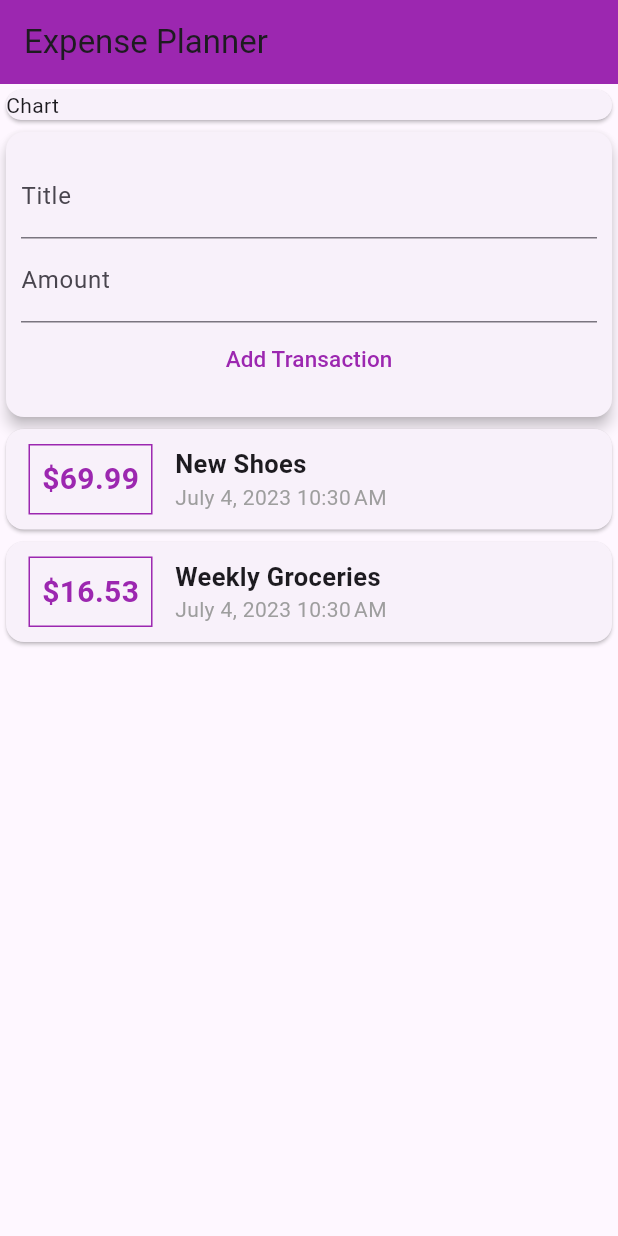
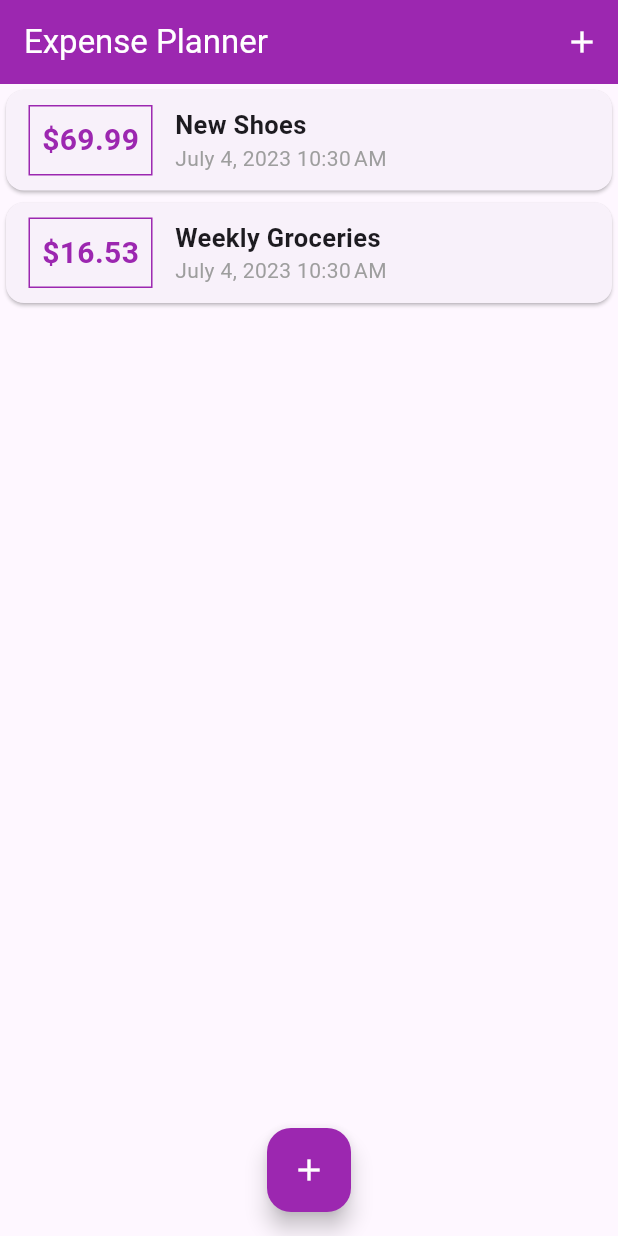
Before and after one commit to Mishalzahra28/Flutter, a Flutter app: the screen it shows after launch, on a phone screen of 412 x 824 dp. Run offline on Flutter 3.47's test engine with Material 2 defaults, Android fonts, the phone set to English and light mode, and no system bars.

Commit message:
floating action button

```diff
--- a/expense_planner/lib/main.dart
+++ b/expense_planner/lib/main.dart
@@ -1,7 +1,8 @@
 import 'package:flutter/material.dart';
 
-import "./widgets/transaction_list.dart";
-import "./widgets/new_transactions.dart";
+import './widgets/transaction_list.dart';
+import './widgets/new_transactions.dart';
+import "./models/transaction.dart";
 
 void main() {
   runApp(const MyApp());
@@ -23,25 +24,71 @@ class MyApp extends StatelessWidget {
   }
 }
 
-class MyHomePage extends StatelessWidget {
+class MyHomePage extends StatefulWidget {
+  @override
+  State<MyHomePage> createState() => _MyHomePageState();
+}
+
+class _MyHomePageState extends State<MyHomePage> {
+  final List<Transaction> _transactions = [
+    Transaction(
+        id: "t1", title: "New Shoes", amount: 69.99, date: DateTime.now()),
+    Transaction(
+        id: "t2",
+        title: "Weekly Groceries",
+        amount: 16.53,
+        date: DateTime.now()),
+  ];
+
+  void _addNewTransaction(String inputTitle, double inputAmount) {
+    final newTx = Transaction(
+        id: DateTime.now().toString(),
+        title: inputTitle,
+        amount: inputAmount,
+        date: DateTime.now());
+    setState(() {
+      _transactions.add(newTx);
+    });
+  }
+
+  void newTransactionPopup(BuildContext context) {
+    showModalBottomSheet(
+        context: context,
+        builder: (_) {
+          return NewTransaction(addTransaction: _addNewTransaction);
+        });
+  }
+
   @override
   Widget build(BuildContext context) {
     return Scaffold(
       appBar: AppBar(
-        title: Text("Expense Planner"),
+        title: const Text(
+          "Expense Planner",
+          style: TextStyle(color: Colors.white),
+        ),
+        actions: [
+          IconButton(
+              onPressed: () {},
+              icon: const Icon(
+                Icons.add,
+                color: Colors.white,
+              ))
+        ],
         backgroundColor: Colors.purple,
       ),
-      body: Column(
-        children: [
-          Card(
-              child: Container(
-            width: double.infinity,
-            child: Text("Chart"),
+      body: SingleChildScrollView(
+          child: TransactionList(
+        transactions: _transactions,
+      )),
+      floatingActionButtonLocation: FloatingActionButtonLocation.centerFloat,
+      floatingActionButton: FloatingActionButton(
+          backgroundColor: Colors.purple,
+          onPressed: () {},
+          child: const Icon(
+            Icons.add,
+            color: Colors.white,
           )),
-          NewTransaction(),
-          TrasnactionList()
-        ],
-      ),
     );
   }
 }
--- a/expense_planner/lib/models/transaction.dart
+++ b/expense_planner/lib/models/transaction.dart
@@ -1,5 +1,3 @@
-// import 'package:flutter/material.dart';
-
 class Transaction {
   final String id;
   final String title;
--- a/expense_planner/lib/widgets/new_transactions.dart
+++ b/expense_planner/lib/widgets/new_transactions.dart
@@ -1,15 +1,21 @@
 import 'package:flutter/material.dart';
 
-class NewTransaction extends StatefulWidget {
-  const NewTransaction({super.key});
+class NewTransaction extends StatelessWidget {
+  final Function addTransaction;
+  NewTransaction({super.key, required this.addTransaction});
 
-  @override
-  State<NewTransaction> createState() => _NewTransactionState();
-}
-
-class _NewTransactionState extends State<NewTransaction> {
   final titleController = TextEditingController();
   final amountController = TextEditingController();
+
+  void submitHandler() {
+    final enteredTitle = titleController.text;
+    final enteredAmount = double.parse(amountController.text);
+    if (enteredTitle.isEmpty || enteredAmount <= 0) {
+      return;
+    }
+    addTransaction(enteredTitle, enteredAmount);
+  }
+
   @override
   Widget build(BuildContext context) {
     return Card(
@@ -20,14 +26,17 @@ class _NewTransactionState extends State<NewTransaction> {
           children: [
             TextField(
               controller: titleController,
+              onSubmitted: (_) => submitHandler(),
               decoration: InputDecoration(labelText: "Title"),
             ),
             TextField(
               controller: amountController,
               decoration: InputDecoration(labelText: "Amount"),
+              keyboardType: TextInputType.number,
+              onSubmitted: (_) => submitHandler(),
             ),
             TextButton(
-                onPressed: () {},
+                onPressed: submitHandler,
                 child: const Text(
                   "Add Transaction",
                   style: TextStyle(color: Colors.purple, fontSize: 15),
--- a/expense_planner/lib/widgets/transaction_list.dart
+++ b/expense_planner/lib/widgets/transaction_list.dart
@@ -3,28 +3,17 @@ import 'package:intl/intl.dart';
 
 import "../models/transaction.dart";
 
-class TrasnactionList extends StatefulWidget {
-  const TrasnactionList({super.key});
+class TransactionList extends StatelessWidget {
+  final List<Transaction> transactions;
+  const TransactionList({super.key, required this.transactions});
 
   @override
-  State<TrasnactionList> createState() => _TrasnactionListState();
-}
-
-class _TrasnactionListState extends State<TrasnactionList> {
-  final List<Transaction> _userTransactions = [
-    Transaction(
-        id: "t1", title: "New Shoes", amount: 69.99, date: DateTime.now()),
-    Transaction(
-        id: "t2",
-        title: "Weekly Groceries",
-        amount: 16.53,
-        date: DateTime.now()),
-  ];
-
   @override
   Widget build(BuildContext context) {
-    return Column(
-      children: _userTransactions.map((txt) {
+    return Container(
+      height: 400,
+      child: ListView.builder(
+        itemBuilder: (context, index) {
           return Card(
               child: Row(
             children: [
@@ -35,7 +24,7 @@ class _TrasnactionListState extends State<TrasnactionList> {
                   child: Padding(
                     padding: const EdgeInsets.all(8.0),
                     child: Text(
-                    "\$${txt.amount}",
+                      "\$${transactions[index].amount.toStringAsFixed(2)}",
                       style: const TextStyle(
                           fontWeight: FontWeight.bold,
                           color: Colors.purple,
@@ -46,18 +35,22 @@ class _TrasnactionListState extends State<TrasnactionList> {
                 crossAxisAlignment: CrossAxisAlignment.start,
                 children: [
                   Text(
-                  txt.title,
+                    transactions[index].title,
                     style: TextStyle(fontWeight: FontWeight.bold, fontSize: 17),
                   ),
                   Text(
-                  DateFormat.yMMMMd().add_jm().format(txt.date),
+                    DateFormat.yMMMMd()
+                        .add_jm()
+                        .format(transactions[index].date),
                     style: TextStyle(color: Colors.grey, fontSize: 14),
                   )
                 ],
               )
             ],
           ));
-      }).toList(),
+        },
+        itemCount: transactions.length,
+      ),
     );
   }
 }
```
Lines whose indentation alone changed are shown as unchanged.
